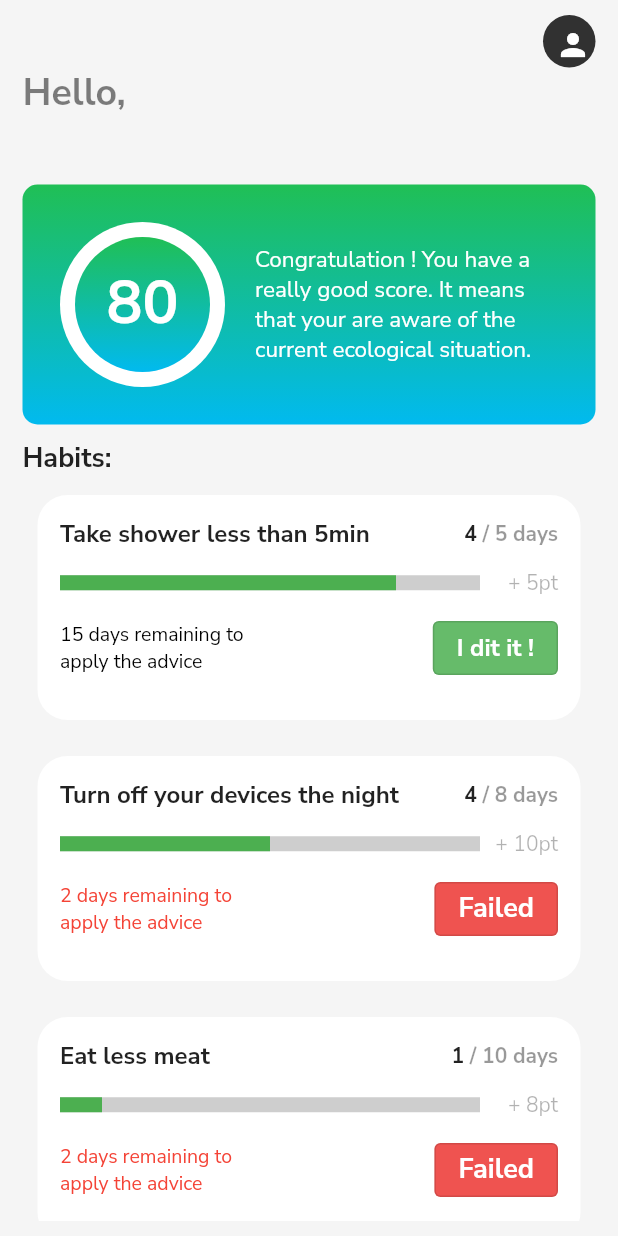
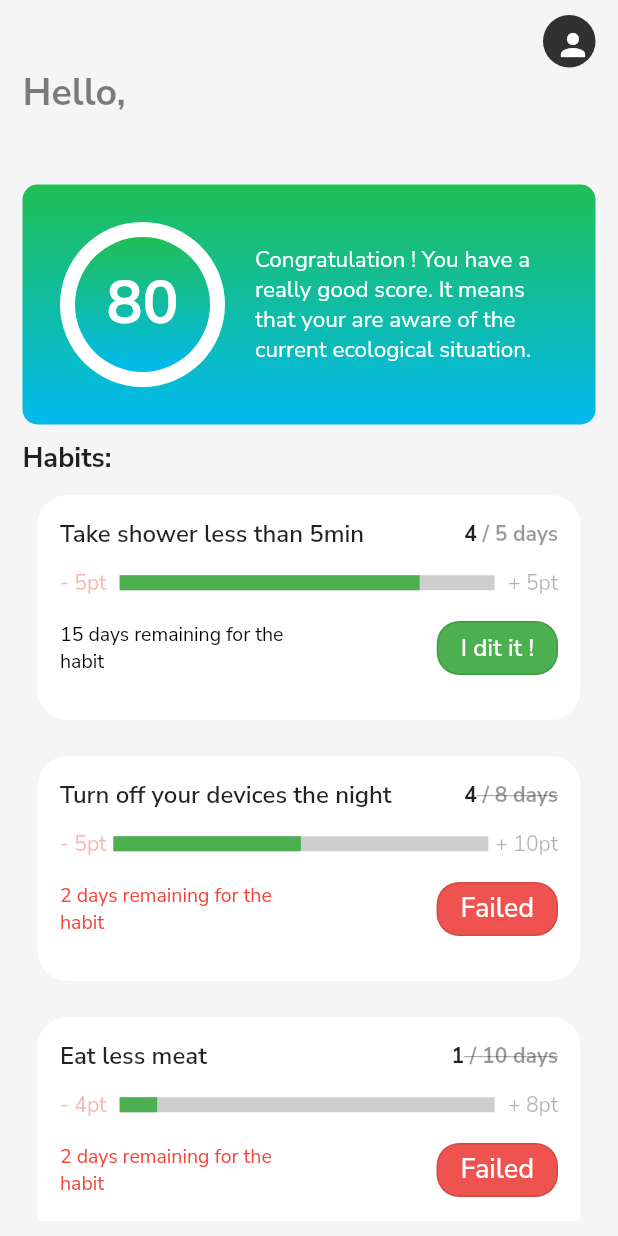
Before and after one commit to Nolab0/Jindo, a Flutter app: the screen it shows once a user with an empty profile is signed in, on a phone screen of 412 x 824 dp. Run offline on Flutter 3.47's test engine with Material 2 defaults, Android fonts, the light colour scheme and no system bars; our stand-ins replace cloud_firestore, firebase_auth, firebase_core, flutter_spinkit, google_fonts; accounts and stored records are empty.

Commit message:
modify design of the main pag

```diff
--- a/lib/models/habit.dart
+++ b/lib/models/habit.dart
@@ -3,12 +3,13 @@ class Habit {
   String name;
   int currentTimes;
   int objectiveTimes;
-  int points; //the amount of points of the advice
+  int gainedPoints; //the amount of points of the habit
+  int loosePoints; //amount of loose points if the habit is failed
   bool doneToday;
   bool finished;
   DateTime limit; //objective should be realize before this date
 
   //constructor
-  Habit(this.name, this.currentTimes, this.objectiveTimes, this.points,
-      this.doneToday, this.finished, this.limit);
+  Habit(this.name, this.currentTimes, this.objectiveTimes, this.gainedPoints,
+      this.loosePoints, this.doneToday, this.finished, this.limit);
 }
--- a/lib/presentation/partialViews/adviceCard.dart
+++ b/lib/presentation/partialViews/habitCard.dart
@@ -47,7 +47,10 @@ class _HabitCardState extends State<HabitCard> {
                 width: 230, //to display remaining days
                 child: Text(
                   advice.name,
-                  style: TextStyle(fontSize: 16, fontWeight: FontWeight.bold),
+                  style: TextStyle(
+                    fontSize: 16,
+                    fontWeight: FontWeight.w600,
+                  ),
                 ),
               ),
               Row(
@@ -59,6 +62,9 @@ class _HabitCardState extends State<HabitCard> {
                   Text(
                     " / " + advice.objectiveTimes.toString() + " days",
                     style: TextStyle(
+                        decoration: impossible
+                            ? TextDecoration.lineThrough
+                            : TextDecoration.none,
                         fontWeight: FontWeight.bold,
                         color: Colors.black.withOpacity(0.4)),
                   )
@@ -71,8 +77,12 @@ class _HabitCardState extends State<HabitCard> {
             child: Row(
               mainAxisAlignment: MainAxisAlignment.spaceBetween,
               children: [
+                Text(
+                  "- " + advice.loosePoints.toString() + "pt",
+                  style: TextStyle(color: Colors.red.withOpacity(0.4)),
+                ),
                 Container(
-                  width: 280,
+                  width: 250,
                   child: LinearProgressIndicator(
                       minHeight: 10,
                       valueColor: AlwaysStoppedAnimation<Color>(Colors.green),
@@ -80,7 +90,7 @@ class _HabitCardState extends State<HabitCard> {
                       value: advice.currentTimes / advice.objectiveTimes),
                 ),
                 Text(
-                  "+ " + advice.points.toString() + "pt",
+                  "+ " + advice.gainedPoints.toString() + "pt",
                   style: TextStyle(
                       color: advice.finished
                           ? Colors.black
@@ -97,29 +107,29 @@ class _HabitCardState extends State<HabitCard> {
                   daysRemaining.toString() +
                       " " +
                       day +
-                      " remaining to apply the advice",
+                      " remaining for the habit",
                   style: TextStyle(
                       fontSize: 13,
                       color: daysRemaining <= 2 ? Colors.red : Colors.black),
                 ),
               ),
             if (advice.finished)
-              Container(
-                  width: 200, //limited by the padding
-                  child: OutlinedButton(
+              OutlinedButton(
                 onPressed: () {
                   //TODO: go to screen to choose new advice
                 },
-                    child: Text("Finish advice",
+                child: Text("Habit complete !",
                     style: TextStyle(
                       color: Colors.white,
-                            fontSize: 18,
-                            fontWeight: FontWeight.bold)),
+                      fontSize: 16,
+                    )),
                 style: ButtonStyle(
+                  shape: MaterialStateProperty.all(RoundedRectangleBorder(
+                      borderRadius: BorderRadius.circular(15.0))),
                   backgroundColor:
-                          MaterialStateProperty.all<Color>(Colors.green[400]),
+                      MaterialStateProperty.all<Color>(Colors.green[500]),
                 ),
-                  ))
+              )
             else if (impossible)
               OutlinedButton(
                 onPressed: () {
@@ -130,9 +140,11 @@ class _HabitCardState extends State<HabitCard> {
                   style: TextStyle(
                     color: Colors.white,
                     fontSize: 18,
-                      fontWeight: FontWeight.bold),
+                  ),
                 ),
                 style: ButtonStyle(
+                    shape: MaterialStateProperty.all(RoundedRectangleBorder(
+                        borderRadius: BorderRadius.circular(15.0))),
                     backgroundColor:
                         MaterialStateProperty.all<Color>(Colors.red[400])),
               )
@@ -158,12 +170,14 @@ class _HabitCardState extends State<HabitCard> {
                           ? Colors.black.withOpacity(0.5)
                           : Colors.white,
                       fontSize: 16,
-                        fontWeight: FontWeight.bold),
+                    ),
                   ),
                   style: ButtonStyle(
+                    shape: MaterialStateProperty.all(RoundedRectangleBorder(
+                        borderRadius: BorderRadius.circular(15.0))),
                     backgroundColor: advice.doneToday
                         ? MaterialStateProperty.all<Color>(Colors.white)
-                        : MaterialStateProperty.all<Color>(Colors.green[400]),
+                        : MaterialStateProperty.all<Color>(Colors.green[500]),
                   ),
                 ),
               )
--- a/lib/presentation/views/mainPage.dart
+++ b/lib/presentation/views/mainPage.dart
@@ -5,7 +5,7 @@ import 'package:greennindo/data_access/database.dart';
 import 'package:greennindo/models/habit.dart';
 import 'package:greennindo/models/user_data.dart';
 import 'package:greennindo/presentation/utilities/color.dart';
-import 'package:greennindo/presentation/partialViews/adviceCard.dart';
+import 'package:greennindo/presentation/partialViews/habitCard.dart';
 import 'package:greennindo/presentation/views/loading.dart';
 import 'package:provider/provider.dart';
 
@@ -131,6 +131,7 @@ class _MainPageState extends State<MainPage> {
                                   4,
                                   5,
                                   5,
+                                  5,
                                   false,
                                   false,
                                   DateTime.now().add(Duration(days: 15)))),
@@ -140,12 +141,13 @@ class _MainPageState extends State<MainPage> {
                                 4,
                                 8,
                                 10,
+                                5,
                                 false,
                                 false,
                                 DateTime.now().add(Duration(days: 2))),
                           ),
                           HabitCard(
-                            advice: Habit("Eat less meat", 1, 10, 8, false,
+                            advice: Habit("Eat less meat", 1, 10, 8, 4, false,
                                 false, DateTime.now().add(Duration(days: 2))),
                           )
                         ],
```
Lines whose indentation alone changed are shown as unchanged.
